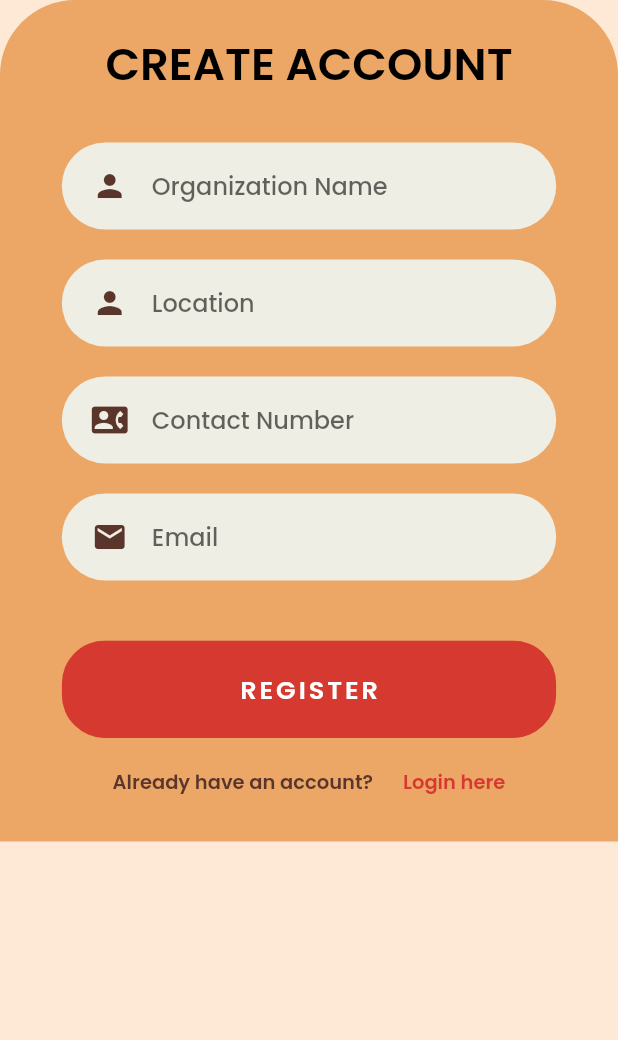
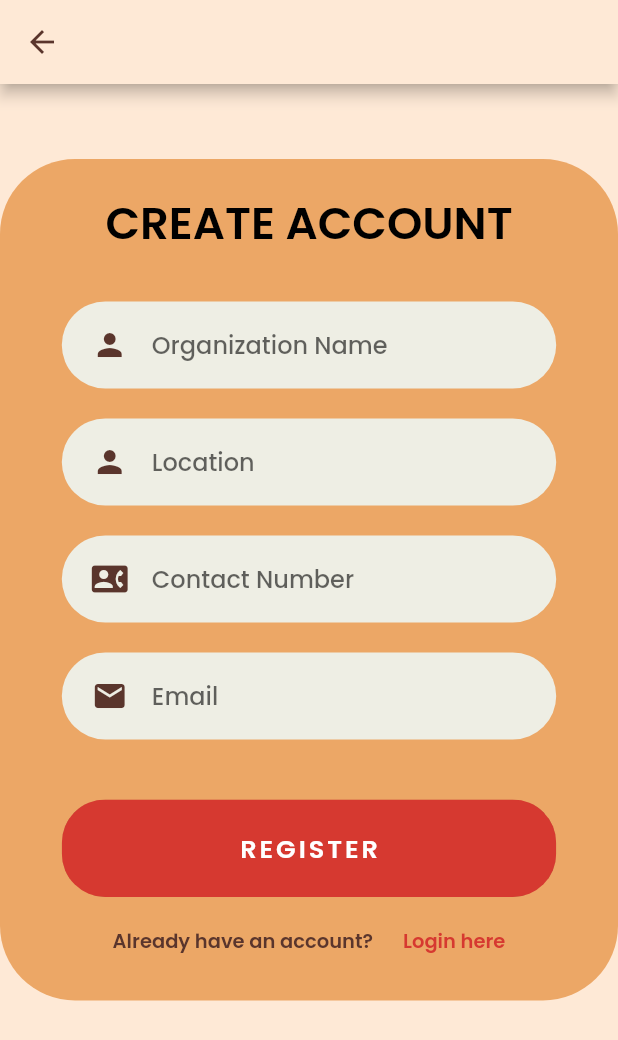
Before and after one commit to mutyaruby08/capstone_igarchu, a Flutter app: the animalOrgScreen screen opened directly, on a phone screen of 412 x 824 dp. Shown: the top 1040 px of the screen. Run offline on Flutter 3.47's test engine with Material 2 defaults, Android fonts, the phone set to English and light mode, and no system bars; our stand-ins replace introduction_screen.

```diff
--- a/igarchu_capstone/lib/Screens/animal_org.dart
+++ b/igarchu_capstone/lib/Screens/animal_org.dart
@@ -5,6 +5,7 @@ import '../Widgets/underpart.dart';
 import '../constants.dart';
 import '../widgets/textfield_container.dart';
 import 'login_screen.dart';
+import 'register_screen.dart';
 
 class animalOrgScreen extends StatefulWidget {
   const animalOrgScreen({Key? key}) : super(key: key);
@@ -21,6 +22,13 @@ class _animalOrgScreenState extends State<animalOrgScreen> {
     Size size = MediaQuery.of(context).size;
     return SafeArea(
       child: Scaffold(
+        appBar: AppBar(
+          backgroundColor: kPrimaryLightColor,
+          leading: IconButton(icon: Icon(Icons.arrow_back, color: kbutton2,),
+           onPressed: () { Navigator.of(context).pushReplacement(
+                                          MaterialPageRoute(builder: (_) => register_screen()),
+                                          ); },),
+        ),
         body: SizedBox(
           width: size.width,
           height: size.height,
@@ -37,6 +45,9 @@ class _animalOrgScreenState extends State<animalOrgScreen> {
             ),
                 child: Column(
                   children: [
+                    const SizedBox(
+                                height: 50,
+                              ),
                     Container(
                       width: double.infinity,
                         decoration: const BoxDecoration(
@@ -44,6 +55,8 @@ class _animalOrgScreenState extends State<animalOrgScreen> {
                           borderRadius: BorderRadius.only(
                             topLeft: Radius.circular(50),
                             topRight: Radius.circular(50),
+                            bottomLeft: Radius.circular(50),
+                            bottomRight: Radius.circular(50),
                           ),
                         ),
                         child: Column(children:  [
```
Also changed, not shown: igarchu_capstone/lib/Screens/pet_lover_register_scr.dart (+9 -1 lines), igarchu_capstone/lib/Screens/register_screen.dart (+13 -13 lines), igarchu_capstone/assets/images/register.png (added).
